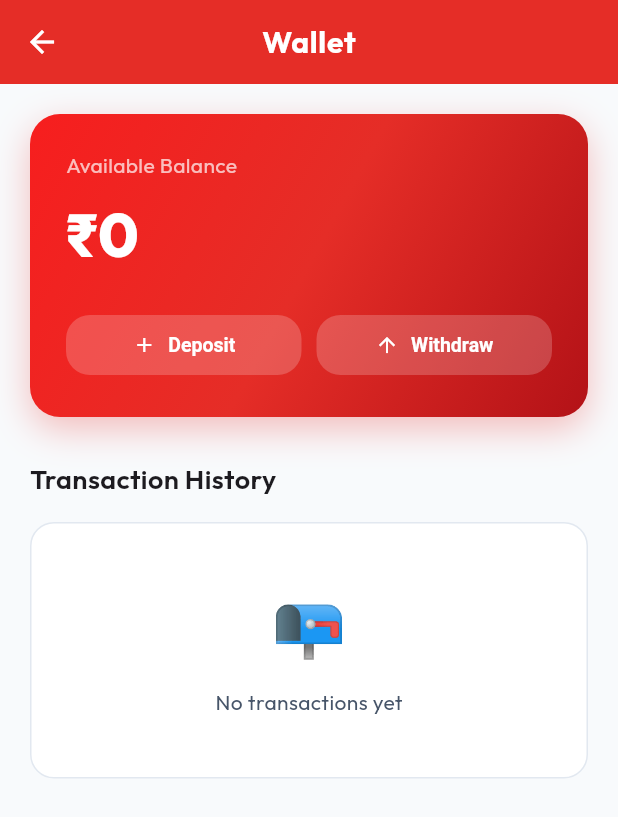
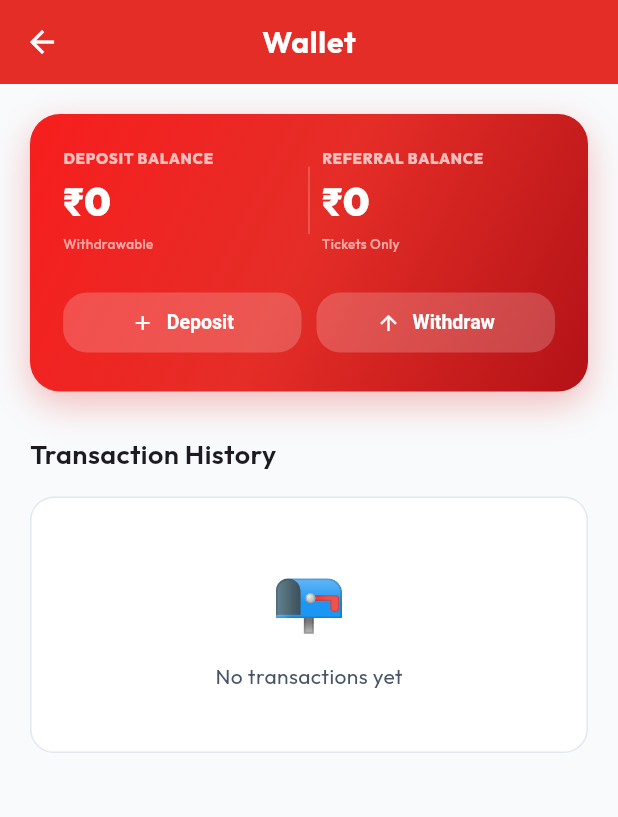
Before and after one commit to manish-hlm3-netizen/Dream-lottery, a Flutter app: the WalletScreen screen opened by its route, on a phone screen of 412 x 824 dp. Shown: the top 817 px of the screen. Run offline on Flutter 3.47's test engine with Material 3 defaults, Android fonts, the phone set to English and light mode, and no system bars; our stand-ins replace dio, flutter_secure_storage, google_fonts, share_plus, video_player; accounts and stored records are empty; network calls fail.

Commit message:
update 1.2.0

```diff
--- a/lottery_app/lib/config/api_config.dart
+++ b/lottery_app/lib/config/api_config.dart
@@ -2,7 +2,7 @@ class ApiConfig {
   static const String baseUrl = 'https://lottery-api-vgk0.onrender.com/api';
 
   // Current client app version
-  static const String appVersion = '1.1.0';
+  static const String appVersion = '1.2.0';
 
   // Auth endpoints
   static const String register = '/auth/register';
--- a/lottery_app/lib/screens/home_screen.dart
+++ b/lottery_app/lib/screens/home_screen.dart
@@ -204,7 +204,7 @@ class _HomeTabState extends State<_HomeTab> {
                               ),
                               const SizedBox(height: 3),
                               Text(
-                                '₹${auth.walletBalance.toStringAsFixed(0)}',
+                                '₹${(auth.walletBalance + auth.referralBalance).toStringAsFixed(0)}',
                                 style: const TextStyle(
                                   color: Colors.white,
                                   fontSize: 26,
--- a/lottery_app/lib/screens/profile_screen.dart
+++ b/lottery_app/lib/screens/profile_screen.dart
@@ -334,7 +334,7 @@ class _ProfileScreenState extends State<ProfileScreen> {
                                             color: AppTheme.textMuted, fontSize: 12),
                                       ),
                                       Text(
-                                        '₹${auth.walletBalance.toStringAsFixed(0)}',
+                                        '₹${(auth.walletBalance + auth.referralBalance).toStringAsFixed(0)}',
                                         style: const TextStyle(
                                           fontSize: 24,
                                           fontWeight: FontWeight.w700,
--- a/lottery_app/lib/screens/wallet_screen.dart
+++ b/lottery_app/lib/screens/wallet_screen.dart
@@ -83,7 +83,7 @@ class _WalletScreenState extends State<WalletScreen> {
                 builder: (context, auth, _) {
                   return Container(
                     width: double.infinity,
-                    padding: const EdgeInsets.all(24),
+                    padding: const EdgeInsets.all(22),
                     decoration: BoxDecoration(
                       gradient: AppTheme.primaryGradient,
                       borderRadius: BorderRadius.circular(20),
@@ -98,18 +98,88 @@ class _WalletScreenState extends State<WalletScreen> {
                     child: Column(
                       crossAxisAlignment: CrossAxisAlignment.start,
                       children: [
-                        Text(lang.translate('available_balance'),
-                            style: const TextStyle(color: Colors.white70, fontSize: 14)),
-                        const SizedBox(height: 8),
-                        Text(
-                          '₹${auth.walletBalance.toStringAsFixed(0)}',
-                          style: const TextStyle(
-                            color: Colors.white,
-                            fontSize: 40,
-                            fontWeight: FontWeight.w800,
-                          ),
+                        Row(
+                          children: [
+                            // Deposit Balance (Withdrawable)
+                            Expanded(
+                              child: Column(
+                                crossAxisAlignment: CrossAxisAlignment.start,
+                                children: [
+                                  Text(
+                                    lang.isHindi ? 'डिपॉजिट बैलेंस' : 'DEPOSIT BALANCE',
+                                    style: const TextStyle(
+                                      color: Colors.white70,
+                                      fontSize: 10,
+                                      fontWeight: FontWeight.w800,
+                                      letterSpacing: 0.5,
+                                    ),
+                                  ),
+                                  const SizedBox(height: 4),
+                                  Text(
+                                    '₹${auth.walletBalance.toStringAsFixed(0)}',
+                                    style: const TextStyle(
+                                      color: Colors.white,
+                                      fontSize: 26,
+                                      fontWeight: FontWeight.w900,
+                                    ),
+                                  ),
+                                  const SizedBox(height: 2),
+                                  Text(
+                                    lang.isHindi ? 'निकासी योग्य' : 'Withdrawable',
+                                    style: TextStyle(
+                                      color: Colors.white.withOpacity(0.6),
+                                      fontSize: 9,
+                                      fontWeight: FontWeight.w500,
+                                    ),
+                                  ),
+                                ],
+                              ),
+                            ),
+                            // Vertical Divider
+                            Container(
+                              height: 45,
+                              width: 1,
+                              color: Colors.white.withOpacity(0.25),
+                              margin: const EdgeInsets.symmetric(horizontal: 8),
+                            ),
+                            // Referral Balance (Tickets Only)
+                            Expanded(
+                              child: Column(
+                                crossAxisAlignment: CrossAxisAlignment.start,
+                                children: [
+                                  Text(
+                                    lang.isHindi ? 'रेफरल बैलेंस' : 'REFERRAL BALANCE',
+                                    style: const TextStyle(
+                                      color: Colors.white70,
+                                      fontSize: 10,
+                                      fontWeight: FontWeight.w800,
+                                      letterSpacing: 0.5,
+                                    ),
+                                  ),
+                                  const SizedBox(height: 4),
+                                  Text(
+                                    '₹${auth.referralBalance.toStringAsFixed(0)}',
+                                    style: const TextStyle(
+                                      color: Colors.white,
+                                      fontSize: 26,
+                                      fontWeight: FontWeight.w900,
+                                    ),
+                                  ),
+                                  const SizedBox(height: 2),
+                                  Text(
+                                    lang.isHindi ? 'टिकट के लिए' : 'Tickets Only',
+                                    style: TextStyle(
+                                      color: Colors.white.withOpacity(0.6),
+                                      fontSize: 9,
+                                      fontWeight: FontWeight.w500,
+                                    ),
+                                  ),
+                                ],
+                              ),
+                            ),
+                          ],
                         ),
-                        const SizedBox(height: 20),
+                        const SizedBox(height: 22),
                         Row(
                           children: [
                             Expanded(
--- a/lottery_app/lib/screens/withdraw_screen.dart
+++ b/lottery_app/lib/screens/withdraw_screen.dart
@@ -108,7 +108,7 @@ class _WithdrawScreenState extends State<WithdrawScreen> {
                        Column(
                         crossAxisAlignment: CrossAxisAlignment.start,
                         children: [
-                          Text(lang.translate('available_balance'),
+                          Text(lang.isHindi ? 'निकासी योग्य बैलेंस' : 'Withdrawable Balance',
                               style: const TextStyle(color: AppTheme.textMuted, fontSize: 12)),
                           Text(
                             '₹${auth.walletBalance.toStringAsFixed(0)}',
--- a/lottery_app/pubspec.yaml
+++ b/lottery_app/pubspec.yaml
@@ -3,7 +3,7 @@ description: A lottery app for Android
 
 publish_to: 'none'
 
-version: 1.1.0+10
+version: 1.2.0+11
 
 environment:
   sdk: '>=3.0.0 <4.0.0'
```
Also changed, not shown: lottery_app/lib/providers/auth_provider.dart (+10 -0 lines), lottery_app/lib/screens/lottery_participants_screen.dart (+6 -1 lines), lottery_app/lib/screens/results_screen.dart (+55 -72 lines), 8 other files.
